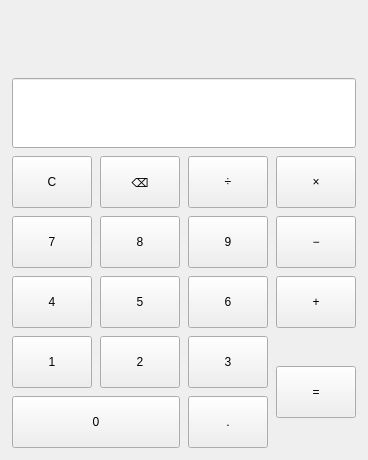
Before: the Qt Designer form calculator.ui in wei-cheng-peng/KeyboardCalculator, drawn with Qt 5.
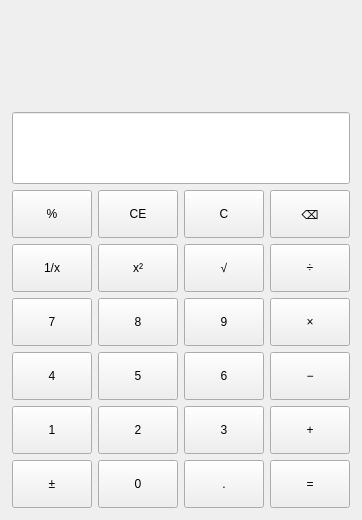
After: the same form once the commit is applied.

Commit message: 照参考图重排了界面，补了百分比、平方、根号这些键，样式先保持朴素

Diff of the .ui file:
```diff
--- a/calculator.ui
+++ b/calculator.ui
@@ -6,8 +6,8 @@
    <rect>
     <x>0</x>
     <y>0</y>
-    <width>340</width>
-    <height>460</height>
+    <width>360</width>
+    <height>520</height>
    </rect>
   </property>
   <property name="windowTitle">
@@ -15,7 +15,7 @@
   </property>
   <layout class="QVBoxLayout" name="mainLayout">
    <property name="spacing">
-    <number>8</number>
+    <number>6</number>
    </property>
    <property name="leftMargin">
     <number>12</number>
@@ -44,7 +44,7 @@
      <property name="minimumSize">
       <size>
        <width>0</width>
-       <height>70</height>
+       <height>72</height>
       </size>
      </property>
      <property name="readOnly">
@@ -58,240 +58,198 @@
    <item>
     <layout class="QGridLayout" name="gridLayoutButtons">
      <property name="spacing">
-      <number>8</number>
+      <number>6</number>
      </property>
      <item row="0" column="0">
-      <widget class="QPushButton" name="btnClear">
+      <widget class="QPushButton" name="btnPercent">
        <property name="minimumSize">
-        <size>
-         <width>0</width>
-         <height>52</height>
-        </size>
+        <size><width>0</width><height>48</height></size>
        </property>
-       <property name="text">
-        <string>C</string>
-       </property>
+       <property name="text"><string>%</string></property>
       </widget>
      </item>
      <item row="0" column="1">
-      <widget class="QPushButton" name="btnBackspace">
+      <widget class="QPushButton" name="btnClearEntry">
        <property name="minimumSize">
-        <size>
-         <width>0</width>
-         <height>52</height>
-        </size>
+        <size><width>0</width><height>48</height></size>
        </property>
-       <property name="text">
-        <string>⌫</string>
-       </property>
+       <property name="text"><string>CE</string></property>
       </widget>
      </item>
      <item row="0" column="2">
-      <widget class="QPushButton" name="btnDivide">
+      <widget class="QPushButton" name="btnClear">
        <property name="minimumSize">
-        <size>
-         <width>0</width>
-         <height>52</height>
-        </size>
+        <size><width>0</width><height>48</height></size>
        </property>
-       <property name="text">
-        <string>÷</string>
-       </property>
+       <property name="text"><string>C</string></property>
       </widget>
      </item>
      <item row="0" column="3">
-      <widget class="QPushButton" name="btnMultiply">
+      <widget class="QPushButton" name="btnBackspace">
        <property name="minimumSize">
-        <size>
-         <width>0</width>
-         <height>52</height>
-        </size>
+        <size><width>0</width><height>48</height></size>
        </property>
-       <property name="text">
-        <string>×</string>
-       </property>
+       <property name="text"><string>⌫</string></property>
       </widget>
      </item>
      <item row="1" column="0">
-      <widget class="QPushButton" name="btnDigit7">
+      <widget class="QPushButton" name="btnReciprocal">
        <property name="minimumSize">
-        <size>
-         <width>0</width>
-         <height>52</height>
-        </size>
+        <size><width>0</width><height>48</height></size>
        </property>
-       <property name="text">
-        <string>7</string>
-       </property>
+       <property name="text"><string>1/x</string></property>
       </widget>
      </item>
      <item row="1" column="1">
-      <widget class="QPushButton" name="btnDigit8">
+      <widget class="QPushButton" name="btnSquare">
        <property name="minimumSize">
-        <size>
-         <width>0</width>
-         <height>52</height>
-        </size>
+        <size><width>0</width><height>48</height></size>
        </property>
-       <property name="text">
-        <string>8</string>
-       </property>
+       <property name="text"><string>x²</string></property>
       </widget>
      </item>
      <item row="1" column="2">
-      <widget class="QPushButton" name="btnDigit9">
+      <widget class="QPushButton" name="btnSquareRoot">
        <property name="minimumSize">
-        <size>
-         <width>0</width>
-         <height>52</height>
-        </size>
+        <size><width>0</width><height>48</height></size>
        </property>
-       <property name="text">
-        <string>9</string>
-       </property>
+       <property name="text"><string>√</string></property>
       </widget>
      </item>
      <item row="1" column="3">
-      <widget class="QPushButton" name="btnSubtract">
+      <widget class="QPushButton" name="btnDivide">
        <property name="minimumSize">
-        <size>
-         <width>0</width>
-         <height>52</height>
-        </size>
+        <size><width>0</width><height>48</height></size>
        </property>
-       <property name="text">
-        <string>−</string>
-       </property>
+       <property name="text"><string>÷</string></property>
       </widget>
      </item>
      <item row="2" column="0">
-      <widget class="QPushButton" name="btnDigit4">
+      <widget class="QPushButton" name="btnDigit7">
        <property name="minimumSize">
-        <size>
-         <width>0</width>
-         <height>52</height>
-        </size>
+        <size><width>0</width><height>48</height></size>
        </property>
-       <property name="text">
-        <string>4</string>
-       </property>
+       <property name="text"><string>7</string></property>
       </widget>
      </item>
      <item row="2" column="1">
-      <widget class="QPushButton" name="btnDigit5">
+      <widget class="QPushButton" name="btnDigit8">
        <property name="minimumSize">
-        <size>
-         <width>0</width>
-         <height>52</height>
-        </size>
+        <size><width>0</width><height>48</height></size>
        </property>
-       <property name="text">
-        <string>5</string>
-       </property>
+       <property name="text"><string>8</string></property>
       </widget>
      </item>
      <item row="2" column="2">
-      <widget class="QPushButton" name="btnDigit6">
+      <widget class="QPushButton" name="btnDigit9">
        <property name="minimumSize">
-        <size>
-         <width>0</width>
-         <height>52</height>
-        </size>
+        <size><width>0</width><height>48</height></size>
        </property>
-       <property name="text">
-        <string>6</string>
-       </property>
+       <property name="text"><string>9</string></property>
       </widget>
      </item>
      <item row="2" column="3">
-      <widget class="QPushButton" name="btnAdd">
+      <widget class="QPushButton" name="btnMultiply">
        <property name="minimumSize">
-        <size>
-         <width>0</width>
-         <height>52</height>
-        </size>
+        <size><width>0</width><height>48</height></size>
        </property>
-       <property name="text">
-        <string>+</string>
-       </property>
+       <property name="text"><string>×</string></property>
       </widget>
      </item>
      <item row="3" column="0">
-      <widget class="QPushButton" name="btnDigit1">
+      <widget class="QPushButton" name="btnDigit4">
        <property name="minimumSize">
-        <size>
-         <width>0</width>
-         <height>52</height>
-        </size>
+        <size><width>0</width><height>48</height></size>
        </property>
-       <property name="text">
-        <string>1</string>
-       </property>
+       <property name="text"><string>4</string></property>
       </widget>
      </item>
      <item row="3" column="1">
-      <widget class="QPushButton" name="btnDigit2">
+      <widget class="QPushButton" name="btnDigit5">
        <property name="minimumSize">
-        <size>
-         <width>0</width>
-         <height>52</height>
-        </size>
+        <size><width>0</width><height>48</height></size>
        </property>
-       <property name="text">
-        <string>2</string>
-       </property>
+       <property name="text"><string>5</string></property>
       </widget>
      </item>
      <item row="3" column="2">
+      <widget class="QPushButton" name="btnDigit6">
+       <property name="minimumSize">
+        <size><width>0</width><height>48</height></size>
+       </property>
+       <property name="text"><string>6</string></property>
+      </widget>
+     </item>
+     <item row="3" column="3">
+      <widget class="QPushButton" name="btnSubtract">
+       <property name="minimumSize">
+        <size><width>0</width><height>48</height></size>
+       </property>
+       <property name="text"><string>−</string></property>
+      </widget>
+     </item>
+     <item row="4" column="0">
+      <widget class="QPushButton" name="btnDigit1">
+       <property name="minimumSize">
+        <size><width>0</width><height>48</height></size>
+       </property>
+       <property name="text"><string>1</string></property>
+      </widget>
+     </item>
+     <item row="4" column="1">
+      <widget class="QPushButton" name="btnDigit2">
+       <property name="minimumSize">
+        <size><width>0</width><height>48</height></size>
+       </property>
+       <property name="text"><string>2</string></property>
+      </widget>
+     </item>
+     <item row="4" column="2">
       <widget class="QPushButton" name="btnDigit3">
        <property name="minimumSize">
-        <size>
-         <width>0</width>
-         <height>52</height>
-        </size>
+        <size><width>0</width><height>48</height></size>
        </property>
-       <property name="text">
-        <string>3</string>
+       <property name="text"><string>3</string></property>
+      </widget>
+     </item>
+     <item row="4" column="3">
+      <widget class="QPushButton" name="btnAdd">
+       <property name="minimumSize">
+        <size><width>0</width><height>48</height></size>
        </property>
+       <property name="text"><string>+</string></property>
       </widget>
      </item>
-     <item row="3" column="3" rowspan="2">
-      <widget class="QPushButton" name="btnEquals">
+     <item row="5" column="0">
+      <widget class="QPushButton" name="btnNegate">
        <property name="minimumSize">
-        <size>
-         <width>0</width>
-         <height>52</height>
-        </size>
+        <size><width>0</width><height>48</height></size>
        </property>
-       <property name="text">
-        <string>=</string>
-       </property>
+       <property name="text"><string>±</string></property>
       </widget>
      </item>
-     <item row="4" column="0" colspan="2">
+     <item row="5" column="1">
       <widget class="QPushButton" name="btnDigit0">
        <property name="minimumSize">
-        <size>
-         <width>0</width>
-         <height>52</height>
-        </size>
+        <size><width>0</width><height>48</height></size>
        </property>
-       <property name="text">
-        <string>0</string>
-       </property>
+       <property name="text"><string>0</string></property>
       </widget>
      </item>
-     <item row="4" column="2">
+     <item row="5" column="2">
       <widget class="QPushButton" name="btnPoint">
        <property name="minimumSize">
-        <size>
-         <width>0</width>
-         <height>52</height>
-        </size>
+        <size><width>0</width><height>48</height></size>
        </property>
-       <property name="text">
-        <string>.</string>
+       <property name="text"><string>.</string></property>
+      </widget>
+     </item>
+     <item row="5" column="3">
+      <widget class="QPushButton" name="btnEquals">
+       <property name="minimumSize">
+        <size><width>0</width><height>48</height></size>
        </property>
+       <property name="text"><string>=</string></property>
       </widget>
      </item>
     </layout>
```
The commit also changes 3 other files.
